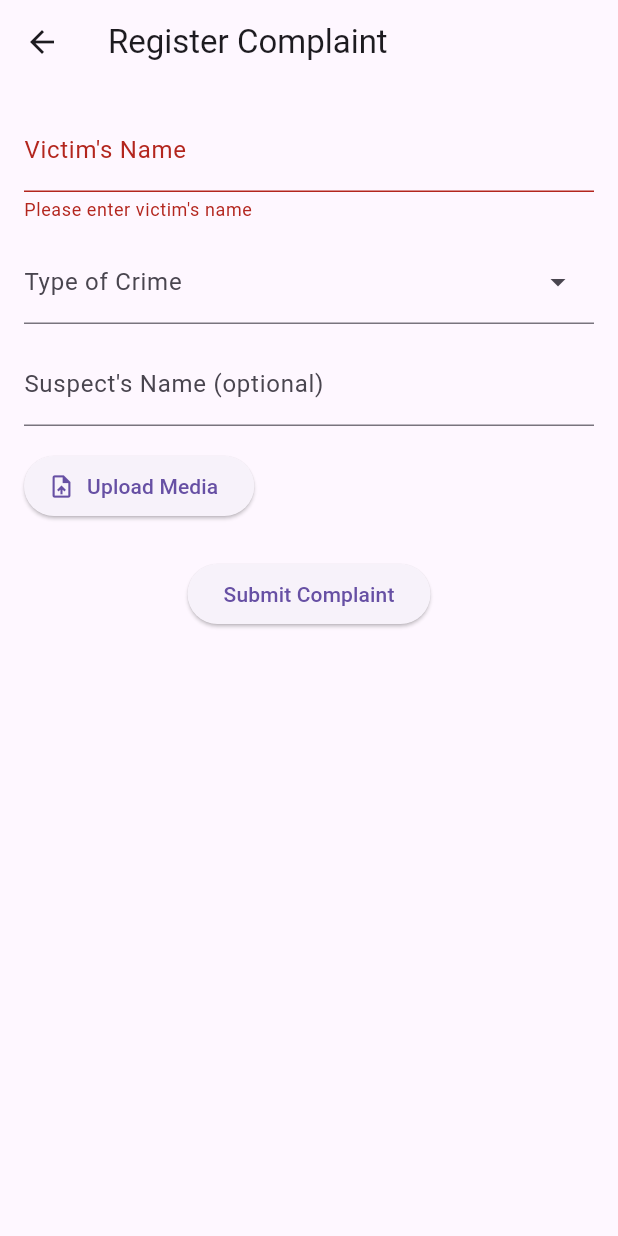
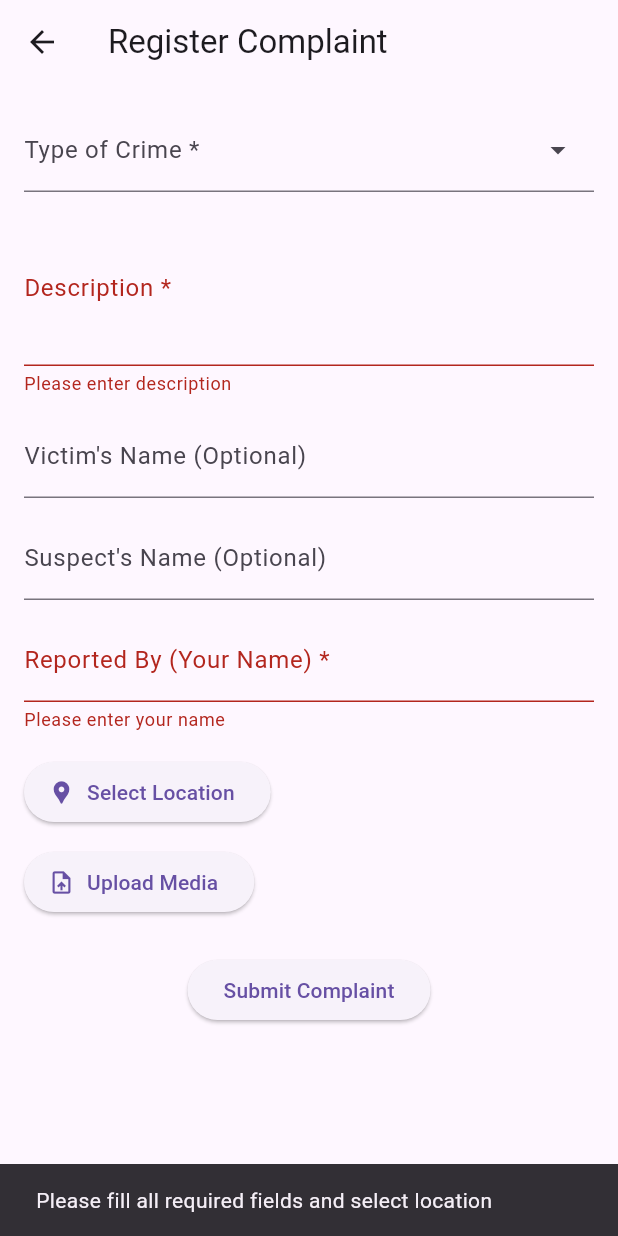
Before and after one commit to Varun-2704/Crime_reporting_system, a Flutter app: the RegisterComplaintScreen screen opened by its route, after a tap on "Submit Complaint", on a phone screen of 412 x 824 dp. Run offline on Flutter 3.47's test engine with Material 3 defaults, Android fonts, the phone set to English and light mode, and no system bars; drawn by our look-alikes of dropdown_search; our stand-ins replace cloud_firestore, firebase_auth, firebase_core, geolocator, google_maps_flutter, image_picker and 2 more; accounts and stored records are empty.

Commit message:
3rd commit flutter

```diff
--- a/Flutter file/lib/screens/register_complaint.dart
+++ b/Flutter file/lib/screens/register_complaint.dart
@@ -1,7 +1,15 @@
 import 'dart:io';
+import 'package:dropdown_search/dropdown_search.dart';
 import 'package:flutter/material.dart';
 import 'package:image_picker/image_picker.dart';
-import 'package:dropdown_search/dropdown_search.dart';
+import 'package:intl/intl.dart';
+import 'package:permission_handler/permission_handler.dart';
+import 'package:geolocator/geolocator.dart';
+import 'package:google_maps_flutter/google_maps_flutter.dart';
+import 'package:http/http.dart' as http;
+import 'package:mime/mime.dart';
+import 'package:http_parser/http_parser.dart';
+import 'package:path/path.dart';
 
 class RegisterComplaintScreen extends StatefulWidget {
   const RegisterComplaintScreen({super.key});
@@ -12,33 +20,113 @@ class RegisterComplaintScreen extends StatefulWidget {
 
 class _RegisterComplaintScreenState extends State<RegisterComplaintScreen> {
   final _formKey = GlobalKey<FormState>();
-  String victimName = '';
+
   String? selectedCrime;
+  String? description;
+  String? victimName;
   String? suspectName;
-  File? mediaProof;
+  String? reporterName;
+  File? mediaFile;
+  LatLng? pickedLocation;
 
   final List<String> crimeTypes = [
     'Theft', 'Assault', 'Murder', 'Kidnapping', 'Cyber Crime',
     'Domestic Violence', 'Drug Abuse', 'Vandalism', 'Bribery'
   ];
 
-  Future<void> _pickImage() async {
+  Future<void> _pickMedia() async {
     final picker = ImagePicker();
-    final pickedImage = await picker.pickImage(source: ImageSource.gallery);
-
-    if (pickedImage != null) {
+    final picked = await picker.pickImage(source: ImageSource.gallery); // or ImageSource.camera
+    if (picked != null) {
       setState(() {
-        mediaProof = File(pickedImage.path);
+        mediaFile = File(picked.path);
       });
     }
   }
+Future<void> _getCurrentLocation(BuildContext context) async {
+  final status = await Permission.location.request();
 
-  void _submitForm() {
-    if (_formKey.currentState!.validate()) {
+  if (!mounted) return;
+
+  if (status.isGranted) {
+    try {
+      final position = await Geolocator.getCurrentPosition(
+        desiredAccuracy: LocationAccuracy.high,
+      );
+
+      if (!mounted) return;
+
+      setState(() {
+        pickedLocation = LatLng(position.latitude, position.longitude);
+      });
+
+      ScaffoldMessenger.of(context).showSnackBar(
+        SnackBar(
+          content: Text("Location selected: (${position.latitude}, ${position.longitude})"),
+        ),
+      );
+    } catch (e) {
+      ScaffoldMessenger.of(context).showSnackBar(
+        const SnackBar(content: Text("Error fetching location")),
+      );
+    }
+  } else {
+    ScaffoldMessenger.of(context).showSnackBar(
+      const SnackBar(content: Text("Permission denied to access location")),
+    );
+  }
+}
+
+  Future<void> _submitForm(BuildContext context) async {
+    if (!_formKey.currentState!.validate() || pickedLocation == null) {
+      ScaffoldMessenger.of(context).showSnackBar(
+        const SnackBar(content: Text("Please fill all required fields and select location")),
+      );
+      return;
+    }
+
     _formKey.currentState!.save();
-      // TODO: Send data to Firebase
+
+    final uri = Uri.parse("https://crimereportingsystem-production.up.railway.app/api/crime/report");
+    final request = http.MultipartRequest('POST', uri);
+
+    request.fields['type'] = selectedCrime!;
+    request.fields['description'] = description!;
+    request.fields['victim_name'] = victimName ?? '';
+    request.fields['suspect_name'] = suspectName ?? '';
+    request.fields['reported_by'] = reporterName!;
+    request.fields['location'] = '${pickedLocation!.latitude},${pickedLocation!.longitude}';
+
+    final now = DateTime.now().toUtc().add(const Duration(hours: 5, minutes: 30));
+    final istTime = DateFormat("yyyy-MM-dd HH:mm:ss").format(now);
+    request.fields['timestamp'] = istTime;
+
+    if (mediaFile != null) {
+      final mimeTypeData = lookupMimeType(mediaFile!.path)!.split('/');
+      request.files.add(
+        await http.MultipartFile.fromPath(
+          'media',
+          mediaFile!.path,
+          contentType: MediaType(mimeTypeData[0], mimeTypeData[1]),
+          filename: basename(mediaFile!.path),
+        ),
+      );
+    }
+
+    final response = await request.send();
+    if (response.statusCode == 200) {
       ScaffoldMessenger.of(context).showSnackBar(
-        const SnackBar(content: Text("Complaint Registered")),
+        const SnackBar(content: Text("Complaint registered successfully 🎉")),
+      );
+      _formKey.currentState!.reset();
+      setState(() {
+        pickedLocation = null;
+        mediaFile = null;
+        selectedCrime = null;
+      });
+    } else {
+      ScaffoldMessenger.of(context).showSnackBar(
+        const SnackBar(content: Text("Failed to register complaint ❌")),
       );
     }
   }
@@ -47,56 +135,82 @@ class _RegisterComplaintScreenState extends State<RegisterComplaintScreen> {
   Widget build(BuildContext context) {
     return Scaffold(
       appBar: AppBar(title: const Text("Register Complaint")),
-      body: SingleChildScrollView(
+      body: Builder(
+        builder: (scaffoldContext) => SingleChildScrollView(
           padding: const EdgeInsets.all(16.0),
           child: Form(
             key: _formKey,
             child: Column(
               children: [
-              TextFormField(
-                decoration: const InputDecoration(labelText: "Victim's Name"),
-                onSaved: (value) => victimName = value!,
-                validator: (value) =>
-                    value!.isEmpty ? "Please enter victim's name" : null,
-              ),
-              const SizedBox(height: 12),
                 DropdownSearch<String>(
                   items: crimeTypes,
                   popupProps: const PopupProps.menu(showSearchBox: true),
                   dropdownDecoratorProps: const DropDownDecoratorProps(
-                  dropdownSearchDecoration: InputDecoration(labelText: "Type of Crime"),
+                    dropdownSearchDecoration: InputDecoration(labelText: "Type of Crime *"),
                   ),
-                onChanged: (value) => selectedCrime = value,
+                  onChanged: (value) => setState(() => selectedCrime = value),
                   selectedItem: selectedCrime,
-                validator: (value) =>
-                    value == null ? "Please select a crime type" : null,
+                  validator: (value) => value == null ? "Please select a crime type" : null,
                 ),
                 const SizedBox(height: 12),
                 TextFormField(
-                decoration: const InputDecoration(labelText: "Suspect's Name (optional)"),
+                  decoration: const InputDecoration(labelText: "Description *"),
+                  maxLines: 3,
+                  validator: (value) =>
+                      value == null || value.isEmpty ? "Please enter description" : null,
+                  onSaved: (value) => description = value,
+                ),
+                const SizedBox(height: 12),
+                TextFormField(
+                  decoration: const InputDecoration(labelText: "Victim's Name (Optional)"),
+                  onSaved: (value) => victimName = value,
+                ),
+                const SizedBox(height: 12),
+                TextFormField(
+                  decoration: const InputDecoration(labelText: "Suspect's Name (Optional)"),
                   onSaved: (value) => suspectName = value,
+                ),
+                const SizedBox(height: 12),
+                TextFormField(
+                  decoration: const InputDecoration(labelText: "Reported By (Your Name) *"),
+                  validator: (value) =>
+                      value == null || value.isEmpty ? "Please enter your name" : null,
+                  onSaved: (value) => reporterName = value,
                 ),
                 const SizedBox(height: 16),
                 Row(
                   children: [
                     ElevatedButton.icon(
-                    onPressed: _pickImage,
+                      onPressed: () => _getCurrentLocation(context),
+                      icon: const Icon(Icons.location_pin),
+                      label: const Text("Select Location"),
+                    ),
+                    const SizedBox(width: 10),
+                    if (pickedLocation != null) const Text("📍 Location Selected"),
+                  ],
+                ),
+                const SizedBox(height: 12),
+                Row(
+                  children: [
+                    ElevatedButton.icon(
+                      onPressed: _pickMedia,
                       icon: const Icon(Icons.upload_file),
                       label: const Text("Upload Media"),
                     ),
                     const SizedBox(width: 10),
-                  if (mediaProof != null) const Text("File selected ✅")
+                    if (mediaFile != null) const Text("File selected ✅"),
                   ],
                 ),
                 const SizedBox(height: 24),
                 ElevatedButton(
-                onPressed: _submitForm,
+                  onPressed: () => _submitForm(scaffoldContext),
                   child: const Text("Submit Complaint"),
                 ),
               ],
             ),
           ),
         ),
+      ),
     );
   }
 }
```
Also changed, not shown: Flutter file/lib/screens/civilian_home.dart (+7 -3 lines), Flutter file/lib/signupin.dart (+4 -3 lines), Flutter file/pubspec.yaml (+8 -1 lines), Flutter file/pubspec.lock, 4 other files. Lines whose indentation alone changed are shown as unchanged.
